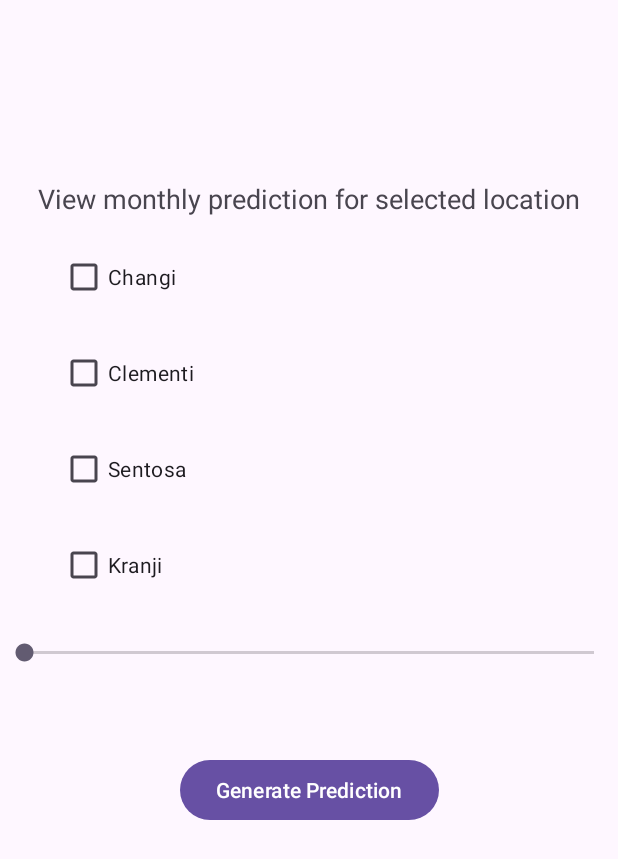
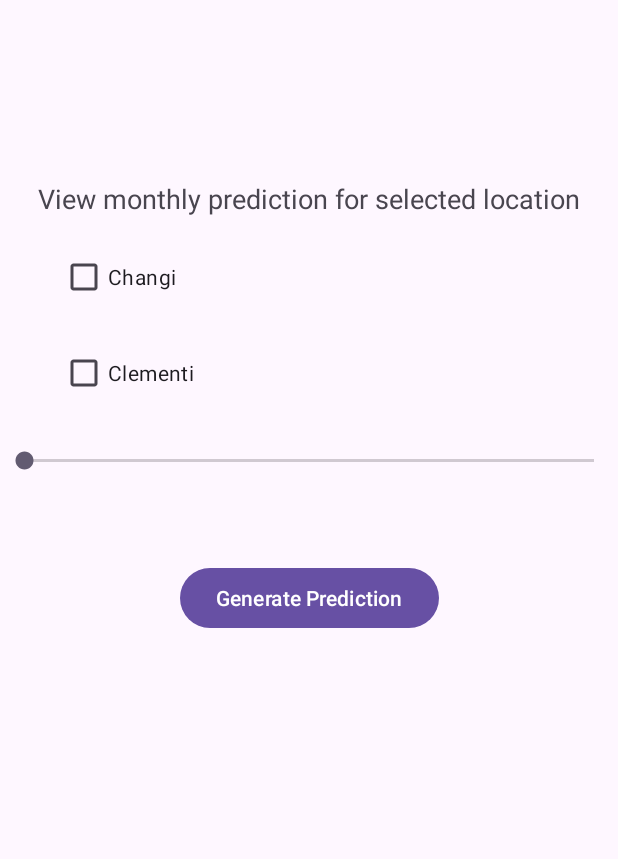
Before and after one commit to izybelly/team3_android, an Android app: the AllLocationActivity screen opened directly, with no data from a screen before it, after a tap on "Generate Prediction", on a phone screen of 412 x 824 dp. Shown: the top 859 px of the screen. Run offline under Robolectric (Android 15) with nearby library versions, the light colour scheme and no system bars.

Commit message:
Changed the locations to just changi and clementi

```diff
--- a/app/src/main/java/com/example/ad_team3/AllLocationActivity.java
+++ b/app/src/main/java/com/example/ad_team3/AllLocationActivity.java
@@ -48,14 +48,14 @@ public class AllLocationActivity extends AppCompatActivity {
             public void onClick(View view) {
                 CheckBox changi = findViewById(R.id.checkbox1);
                 CheckBox clementi = findViewById(R.id.checkbox2);
-                CheckBox sentosa = findViewById(R.id.checkbox3);
-                CheckBox kranji = findViewById(R.id.checkbox4);
+//                CheckBox sentosa = findViewById(R.id.checkbox3);
+//                CheckBox kranji = findViewById(R.id.checkbox4);
                 int months = seekBar.getProgress() + 1;
 
                 boolean changiIsChecked = changi.isChecked();
                 boolean clementiIsChecked = clementi.isChecked();
-                boolean sentosaIsChecked = sentosa.isChecked();
-                boolean kranjiIsChecked = kranji.isChecked();
+//                boolean sentosaIsChecked = sentosa.isChecked();
+//                boolean kranjiIsChecked = kranji.isChecked();
 
                 JSONObject requestPrediction = new JSONObject();
                 try{
@@ -66,12 +66,12 @@ public class AllLocationActivity extends AppCompatActivity {
                     if (clementiIsChecked){
                         requestPrediction.put("clementi", true);
                     }
-                    if (sentosaIsChecked){
-                        requestPrediction.put("sentosa", true);
-                    }
-                    if (kranjiIsChecked){
-                        requestPrediction.put("kranji", true);
-                    }
+//                    if (sentosaIsChecked){
+//                        requestPrediction.put("sentosa", true);
+//                    }
+//                    if (kranjiIsChecked){
+//                        requestPrediction.put("kranji", true);
+//                    }
 
                 } catch (JSONException e) {
                     throw new RuntimeException(e);
--- a/app/src/main/res/layout/activity_all_location.xml
+++ b/app/src/main/res/layout/activity_all_location.xml
@@ -43,36 +43,13 @@
         android:layout_marginStart="40dp"
         />
 
-    <!-- Checkbox Set 3 -->
-    <CheckBox
-        android:id="@+id/checkbox3"
-        android:layout_width="wrap_content"
-        android:layout_height="wrap_content"
-        android:text="Sentosa"
-        app:layout_constraintTop_toBottomOf="@+id/checkbox2"
-        app:layout_constraintStart_toStartOf="parent"
-        android:layout_marginTop="16dp"
-        android:layout_marginStart="40dp"
-        />
-
-    <!-- Checkbox Set 4 -->
-    <CheckBox
-        android:id="@+id/checkbox4"
-        android:layout_width="wrap_content"
-        android:layout_height="wrap_content"
-        android:text="Kranji"
-        app:layout_constraintTop_toBottomOf="@+id/checkbox3"
-        app:layout_constraintStart_toStartOf="parent"
-        android:layout_marginTop="16dp"
-        android:layout_marginStart="40dp"
-        />
 
     <SeekBar
         android:id="@+id/numericSeekBar_all"
         android:layout_width="0dp"
         android:layout_height="wrap_content"
         android:layout_marginTop="25dp"
-        app:layout_constraintTop_toBottomOf="@id/checkbox4"
+        app:layout_constraintTop_toBottomOf="@id/checkbox2"
         app:layout_constraintBottom_toTopOf="@id/messageTextView_all"
         app:layout_constraintStart_toStartOf="parent"
         app:layout_constraintEnd_toEndOf="parent"
```
Also changed, not shown: app/src/main/java/com/example/ad_team3/Home.java (+17 -17 lines).
